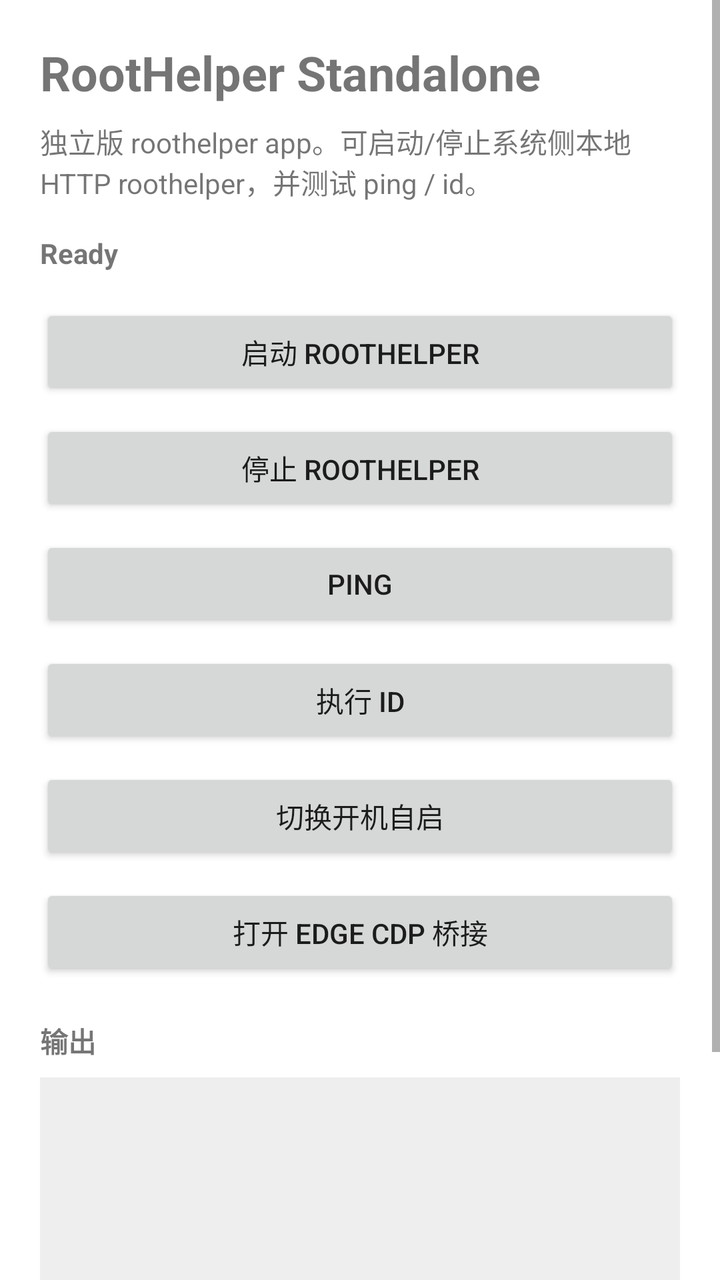
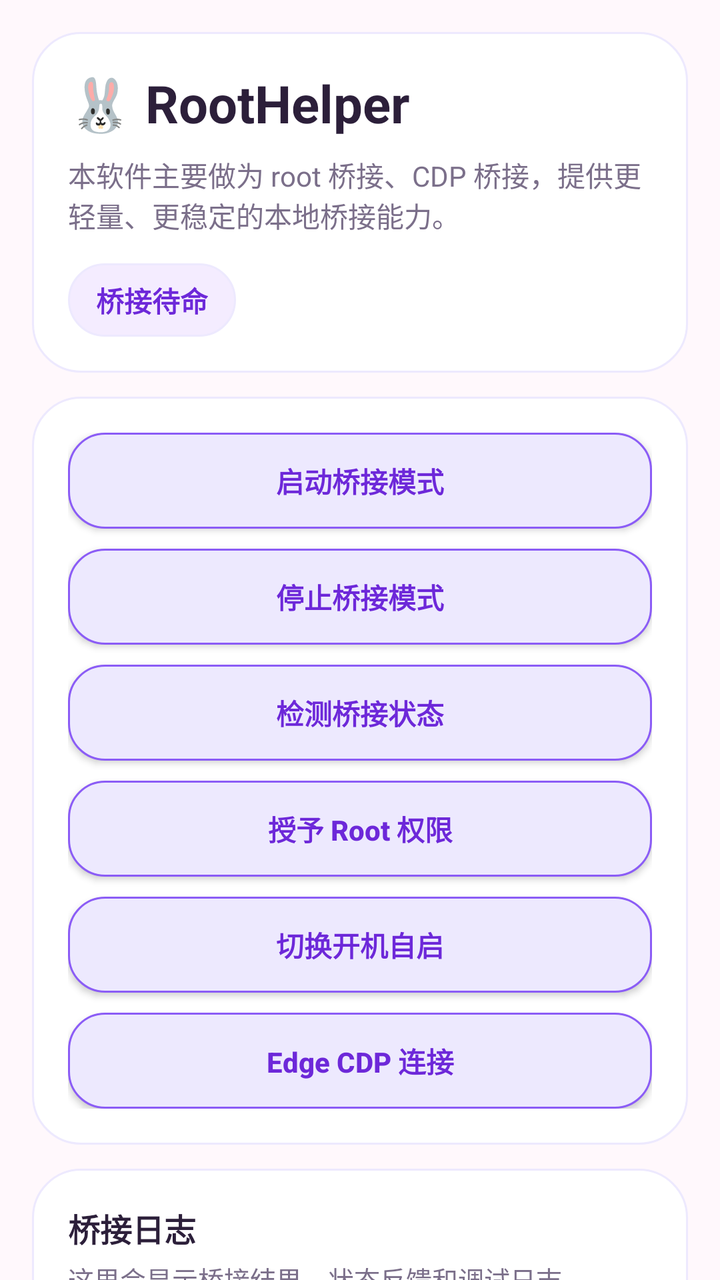

Before-and-after screenshots of an Android layout around one commit, followed by the original layout XML and the change that was made.
<!-- AndroidManifest.xml: application theme Theme.RootHelperStandalone -->
<!-- res/layout/activity_main.xml -->
<?xml version="1.0" encoding="utf-8"?>
<ScrollView xmlns:android="http://schemas.android.com/apk/res/android"
    android:layout_width="match_parent"
    android:layout_height="match_parent"
    android:fillViewport="true">

    <LinearLayout
        android:layout_width="match_parent"
        android:layout_height="wrap_content"
        android:orientation="vertical"
        android:padding="20dp">

        <TextView
            android:layout_width="match_parent"
            android:layout_height="wrap_content"
            android:text="@string/title_roothelper"
            android:textSize="24sp"
            android:textStyle="bold" />

        <TextView
            android:layout_width="match_parent"
            android:layout_height="wrap_content"
            android:layout_marginTop="8dp"
            android:text="@string/desc_roothelper"
            android:textSize="14sp" />

        <TextView
            android:id="@+id/textStatus"
            android:layout_width="match_parent"
            android:layout_height="wrap_content"
            android:layout_marginTop="16dp"
            android:text="@string/status_ready"
            android:textStyle="bold" />

        <Button
            android:id="@+id/btnStart"
            android:layout_width="match_parent"
            android:layout_height="wrap_content"
            android:layout_marginTop="16dp"
            android:text="@string/btn_start_service" />

        <Button
            android:id="@+id/btnStop"
            android:layout_width="match_parent"
            android:layout_height="wrap_content"
            android:layout_marginTop="10dp"
            android:text="@string/btn_stop_service" />

        <Button
            android:id="@+id/btnPing"
            android:layout_width="match_parent"
            android:layout_height="wrap_content"
            android:layout_marginTop="10dp"
            android:text="@string/btn_ping" />

        <Button
            android:id="@+id/btnId"
            android:layout_width="match_parent"
            android:layout_height="wrap_content"
            android:layout_marginTop="10dp"
            android:text="@string/btn_run_id" />

        <Button
            android:id="@+id/btnBoot"
            android:layout_width="match_parent"
            android:layout_height="wrap_content"
            android:layout_marginTop="10dp"
            android:text="@string/btn_toggle_boot" />

        <Button
            android:id="@+id/btnEdge"
            android:layout_width="match_parent"
            android:layout_height="wrap_content"
            android:layout_marginTop="10dp"
            android:text="@string/btn_open_edge_cdp" />

        <TextView
            android:layout_width="match_parent"
            android:layout_height="wrap_content"
            android:layout_marginTop="20dp"
            android:text="@string/label_output"
            android:textStyle="bold" />

        <TextView
            android:id="@+id/textOutput"
            android:layout_width="match_parent"
            android:layout_height="wrap_content"
            android:minHeight="220dp"
            android:layout_marginTop="8dp"
            android:padding="12dp"
            android:background="#11000000"
            android:fontFamily="monospace"
            android:textIsSelectable="true" />

    </LinearLayout>
</ScrollView>
<!-- resources referenced by this layout -->
<resources>
  <string name="btn_open_edge_cdp">打开 Edge CDP 桥接</string>
  <string name="btn_ping">Ping</string>
  <string name="btn_run_id">执行 id</string>
  <string name="btn_start_service">启动 RootHelper</string>
  <string name="btn_stop_service">停止 RootHelper</string>
  <string name="btn_toggle_boot">切换开机自启</string>
  <string name="desc_roothelper">独立版 roothelper app。可启动/停止系统侧本地 HTTP roothelper，并测试 ping / id。</string>
  <string name="label_output">输出</string>
  <string name="status_ready">Ready</string>
  <string name="title_roothelper">RootHelper Standalone</string>
  <style name="Theme.RootHelperStandalone" parent="Theme.MaterialComponents.DayNight.NoActionBar">
          <item name="colorPrimary">#6750A4</item>
          <item name="colorPrimaryVariant">#4F378B</item>
          <item name="colorOnPrimary">#FFFFFF</item>
          <item name="colorSecondary">#625B71</item>
          <item name="android:statusBarColor">?attr/colorPrimaryVariant</item>
          <item name="android:navigationBarColor">#000000</item>
      </style>
</resources>

<!-- the commit's change to res/layout/activity_main.xml (unified diff, before → after) -->
@@ -2,95 +2,163 @@
 <ScrollView xmlns:android="http://schemas.android.com/apk/res/android"
     android:layout_width="match_parent"
     android:layout_height="match_parent"
-    android:fillViewport="true">
+    android:background="@color/rabbit_bg"
+    android:fillViewport="true"
+    android:scrollbars="none">
 
     <LinearLayout
         android:layout_width="match_parent"
         android:layout_height="wrap_content"
         android:orientation="vertical"
-        android:padding="20dp">
+        android:padding="16dp">
 
-        <TextView
+        <LinearLayout
             android:layout_width="match_parent"
             android:layout_height="wrap_content"
-            android:text="@string/title_roothelper"
-            android:textSize="24sp"
-            android:textStyle="bold" />
+            android:orientation="vertical"
+            android:background="@drawable/bg_rabbit_panel">
 
-        <TextView
+            <TextView
+                android:layout_width="match_parent"
+                android:layout_height="wrap_content"
+                android:text="🐰 RootHelper"
+                android:textColor="@color/rabbit_text"
+                android:textSize="26sp"
+                android:textStyle="bold" />
+
+            <TextView
+                android:layout_width="match_parent"
+                android:layout_height="wrap_content"
+                android:layout_marginTop="8dp"
+                android:text="@string/desc_roothelper"
+                android:textColor="@color/rabbit_text_muted"
+                android:textSize="14sp" />
+
+            <TextView
+                android:id="@+id/textStatus"
+                android:layout_width="wrap_content"
+                android:layout_height="wrap_content"
+                android:layout_marginTop="14dp"
+                android:background="@drawable/bg_rabbit_status"
+                android:paddingLeft="14dp"
+                android:paddingTop="8dp"
+                android:paddingRight="14dp"
+                android:paddingBottom="8dp"
+                android:text="@string/status_ready"
+                android:textColor="@color/rabbit_primary_dark"
+                android:textStyle="bold" />
+        </LinearLayout>
+
+        <LinearLayout
             android:layout_width="match_parent"
             android:layout_height="wrap_content"
-            android:layout_marginTop="8dp"
-            android:text="@string/desc_roothelper"
-            android:textSize="14sp" />
+            android:layout_marginTop="12dp"
+            android:orientation="vertical"
+            android:background="@drawable/bg_rabbit_panel">
 
-        <TextView
-            android:id="@+id/textStatus"
+            <Button
+                android:id="@+id/btnStart"
+                android:layout_width="match_parent"
+                android:layout_height="wrap_content"
+                android:background="@drawable/bg_rabbit_button"
+                android:text="@string/btn_start_service"
+                android:textAllCaps="false"
+                android:textColor="@color/rabbit_primary_dark"
+                android:textStyle="bold" />
+
+            <Button
+                android:id="@+id/btnStop"
+                android:layout_width="match_parent"
+                android:layout_height="wrap_content"
+                android:layout_marginTop="10dp"
+                android:background="@drawable/bg_rabbit_button"
+                android:text="@string/btn_stop_service"
+                android:textAllCaps="false"
+                android:textColor="@color/rabbit_primary_dark"
+                android:textStyle="bold" />
+
+            <Button
+                android:id="@+id/btnPing"
+                android:layout_width="match_parent"
+                android:layout_height="wrap_content"
+                android:layout_marginTop="10dp"
+                android:background="@drawable/bg_rabbit_button"
+                android:text="@string/btn_ping"
+                android:textAllCaps="false"
+                android:textColor="@color/rabbit_primary_dark"
+                android:textStyle="bold" />
+
+            <Button
+                android:id="@+id/btnId"
+                android:layout_width="match_parent"
+                android:layout_height="wrap_content"
+                android:layout_marginTop="10dp"
+                android:background="@drawable/bg_rabbit_button"
+                android:text="@string/btn_run_id"
+                android:textAllCaps="false"
+                android:textColor="@color/rabbit_primary_dark"
+                android:textStyle="bold" />
+
+            <Button
+                android:id="@+id/btnBoot"
+                android:layout_width="match_parent"
+                android:layout_height="wrap_content"
+                android:layout_marginTop="10dp"
+                android:background="@drawable/bg_rabbit_button"
+                android:text="@string/btn_toggle_boot"
+                android:textAllCaps="false"
+                android:textColor="@color/rabbit_primary_dark"
+                android:textStyle="bold" />
+
+            <Button
+                android:id="@+id/btnEdge"
+                android:layout_width="match_parent"
+                android:layout_height="wrap_content"
+                android:layout_marginTop="10dp"
+                android:background="@drawable/bg_rabbit_button"
+                android:text="@string/btn_open_edge_cdp"
+                android:textAllCaps="false"
+                android:textColor="@color/rabbit_primary_dark"
+                android:textStyle="bold" />
+        </LinearLayout>
+
+        <LinearLayout
             android:layout_width="match_parent"
             android:layout_height="wrap_content"
-            android:layout_marginTop="16dp"
-            android:text="@string/status_ready"
-            android:textStyle="bold" />
+            android:layout_marginTop="12dp"
+            android:orientation="vertical"
+            android:background="@drawable/bg_rabbit_panel">
 
-        <Button
-            android:id="@+id/btnStart"
-            android:layout_width="match_parent"
-            android:layout_height="wrap_content"
-            android:layout_marginTop="16dp"
-            android:text="@string/btn_start_service" />
+            <TextView
+                android:layout_width="match_parent"
+                android:layout_height="wrap_content"
+                android:text="@string/label_output"
+                android:textColor="@color/rabbit_text"
+                android:textSize="16sp"
+                android:textStyle="bold" />
 
-        <Button
-            android:id="@+id/btnStop"
-            android:layout_width="match_parent"
-            android:layout_height="wrap_content"
-            android:layout_marginTop="10dp"
-            android:text="@string/btn_stop_service" />
+            <TextView
+                android:layout_width="match_parent"
+                android:layout_height="wrap_content"
+                android:layout_marginTop="4dp"
+                android:text="@string/label_output_desc"
+                android:textColor="@color/rabbit_text_muted"
+                android:textSize="13sp" />
 
-        <Button
-            android:id="@+id/btnPing"
-            android:layout_width="match_parent"
-            android:layout_height="wrap_content"
-            android:layout_marginTop="10dp"
-            android:text="@string/btn_ping" />
-
-        <Button
-            android:id="@+id/btnId"
-            android:layout_width="match_parent"
-            android:layout_height="wrap_content"
-            android:layout_marginTop="10dp"
-            android:text="@string/btn_run_id" />
-
-        <Button
-            android:id="@+id/btnBoot"
-            android:layout_width="match_parent"
-            android:layout_height="wrap_content"
-            android:layout_marginTop="10dp"
-            android:text="@string/btn_toggle_boot" />
-
-        <Button
-            android:id="@+id/btnEdge"
-            android:layout_width="match_parent"
-            android:layout_height="wrap_content"
-            android:layout_marginTop="10dp"
-            android:text="@string/btn_open_edge_cdp" />
-
-        <TextView
-            android:layout_width="match_parent"
-            android:layout_height="wrap_content"
-            android:layout_marginTop="20dp"
-            android:text="@string/label_output"
-            android:textStyle="bold" />
-
-        <TextView
-            android:id="@+id/textOutput"
-            android:layout_width="match_parent"
-            android:layout_height="wrap_content"
-            android:minHeight="220dp"
-            android:layout_marginTop="8dp"
-            android:padding="12dp"
-            android:background="#11000000"
-            android:fontFamily="monospace"
-            android:textIsSelectable="true" />
+            <TextView
+                android:id="@+id/textOutput"
+                android:layout_width="match_parent"
+                android:layout_height="wrap_content"
+                android:minHeight="260dp"
+                android:layout_marginTop="10dp"
+                android:background="@drawable/bg_rabbit_log"
+                android:fontFamily="monospace"
+                android:lineSpacingExtra="2dp"
+                android:padding="14dp"
+                android:textColor="@color/rabbit_log_text"
+                android:textIsSelectable="true"
+                android:textSize="13sp" />
+        </LinearLayout>
 
     </LinearLayout>
 </ScrollView>
<!-- resource entries referenced after the edit -->
@@ -1,22 +1,67 @@
 <!-- resources referenced by this layout -->
 <resources>
-  <string name="btn_open_edge_cdp">打开 Edge CDP 桥接</string>
-  <string name="btn_ping">Ping</string>
-  <string name="btn_run_id">执行 id</string>
-  <string name="btn_start_service">启动 RootHelper</string>
-  <string name="btn_stop_service">停止 RootHelper</string>
+  <color name="rabbit_bg">#FFF8FC</color>
+  <color name="rabbit_log_text">#FFF5EFFF</color>
+  <color name="rabbit_primary_dark">#FF6D28D9</color>
+  <color name="rabbit_text">#FF2C1F3A</color>
+  <color name="rabbit_text_muted">#FF7B6F8A</color>
+  <!-- drawable bg_rabbit_button (drawable) -->
+  <?xml version="1.0" encoding="utf-8"?>
+  <shape xmlns:android="http://schemas.android.com/apk/res/android" android:shape="rectangle">
+      <solid android:color="@color/rabbit_primary_soft" />
+      <corners android:radius="18dp" />
+      <stroke android:width="1dp" android:color="@color/rabbit_primary" />
+      <padding android:left="16dp" android:top="12dp" android:right="16dp" android:bottom="12dp" />
+  </shape>
+  <!-- drawable bg_rabbit_log (drawable) -->
+  <?xml version="1.0" encoding="utf-8"?>
+  <shape xmlns:android="http://schemas.android.com/apk/res/android" android:shape="rectangle">
+      <solid android:color="@color/rabbit_log_bg" />
+      <corners android:radius="20dp" />
+      <stroke android:width="1dp" android:color="@color/rabbit_log_border" />
+      <padding android:left="16dp" android:top="16dp" android:right="16dp" android:bottom="16dp" />
+  </shape>
+  <!-- drawable bg_rabbit_panel (drawable) -->
+  <?xml version="1.0" encoding="utf-8"?>
+  <shape xmlns:android="http://schemas.android.com/apk/res/android" android:shape="rectangle">
+      <solid android:color="@color/rabbit_surface" />
+      <corners android:radius="24dp" />
+      <stroke android:width="1dp" android:color="@color/rabbit_primary_soft" />
+      <padding android:left="18dp" android:top="18dp" android:right="18dp" android:bottom="18dp" />
+  </shape>
+  <!-- drawable bg_rabbit_status (drawable) -->
+  <?xml version="1.0" encoding="utf-8"?>
+  <shape xmlns:android="http://schemas.android.com/apk/res/android" android:shape="rectangle">
+      <solid android:color="@color/rabbit_surface_soft" />
+      <corners android:radius="999dp" />
+      <stroke android:width="1dp" android:color="@color/rabbit_primary_soft" />
+      <padding android:left="12dp" android:top="8dp" android:right="12dp" android:bottom="8dp" />
+  </shape>
+  <string name="btn_open_edge_cdp">Edge CDP 连接</string>
+  <string name="btn_ping">检测桥接状态</string>
+  <string name="btn_run_id">授予 Root 权限</string>
+  <string name="btn_start_service">启动桥接模式</string>
+  <string name="btn_stop_service">停止桥接模式</string>
   <string name="btn_toggle_boot">切换开机自启</string>
-  <string name="desc_roothelper">独立版 roothelper app。可启动/停止系统侧本地 HTTP roothelper，并测试 ping / id。</string>
-  <string name="label_output">输出</string>
-  <string name="status_ready">Ready</string>
-  <string name="title_roothelper">RootHelper Standalone</string>
+  <string name="desc_roothelper">本软件主要做为 root 桥接、CDP 桥接，提供更轻量、更稳定的本地桥接能力。</string>
+  <string name="label_output">桥接日志</string>
+  <string name="label_output_desc">这里会显示桥接结果、状态反馈和调试日志。</string>
+  <string name="status_ready">桥接待命</string>
   <style name="Theme.RootHelperStandalone" parent="Theme.MaterialComponents.DayNight.NoActionBar">
-          <item name="colorPrimary">#6750A4</item>
-          <item name="colorPrimaryVariant">#4F378B</item>
+          <item name="colorPrimary">@color/rabbit_primary</item>
+          <item name="colorPrimaryVariant">@color/rabbit_primary_dark</item>
           <item name="colorOnPrimary">#FFFFFF</item>
-          <item name="colorSecondary">#625B71</item>
-          <item name="android:statusBarColor">?attr/colorPrimaryVariant</item>
-          <item name="android:navigationBarColor">#000000</item>
+          <item name="colorSecondary">@color/rabbit_accent</item>
+          <item name="android:statusBarColor">@color/rabbit_bg</item>
+          <item name="android:navigationBarColor">@color/rabbit_bg</item>
+          <item name="android:windowBackground">@color/rabbit_bg</item>
       </style>
+  <color name="rabbit_primary_soft">#FFEDE9FE</color>
+  <color name="rabbit_primary">#FF8B5CF6</color>
+  <color name="rabbit_log_bg">#FF1F1630</color>
+  <color name="rabbit_log_border">#FF43315E</color>
+  <color name="rabbit_surface">#FFFFFFFF</color>
+  <color name="rabbit_surface_soft">#FFF4ECFF</color>
+  <color name="rabbit_accent">#FFFF8FB1</color>
 </resources>
 
